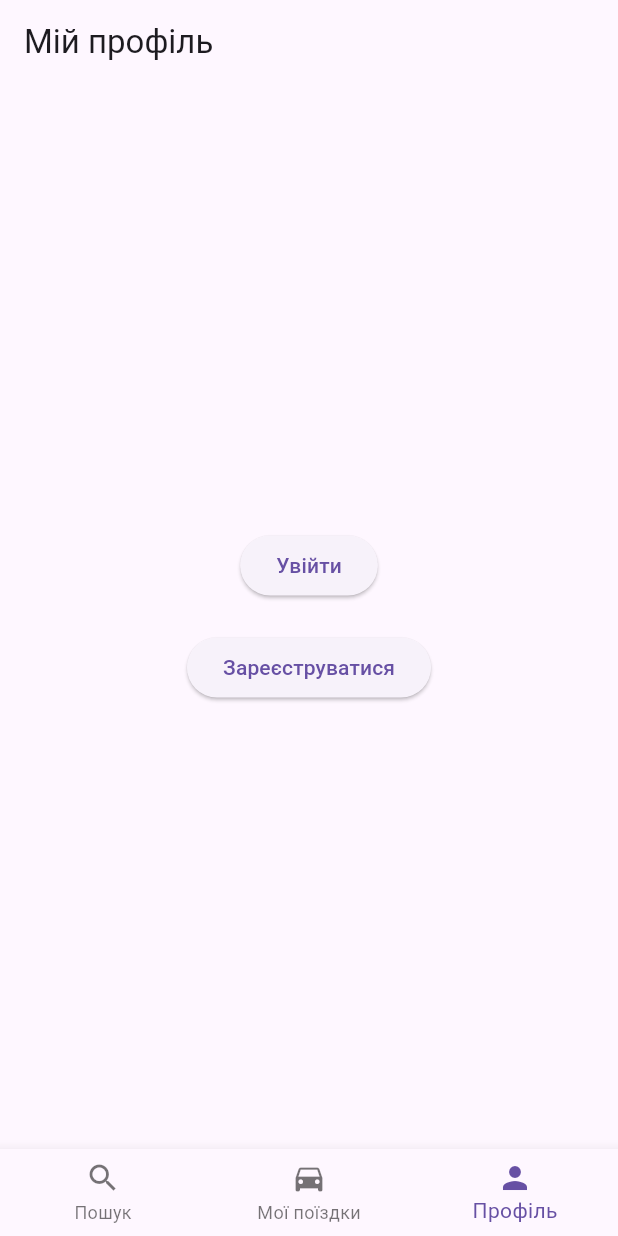
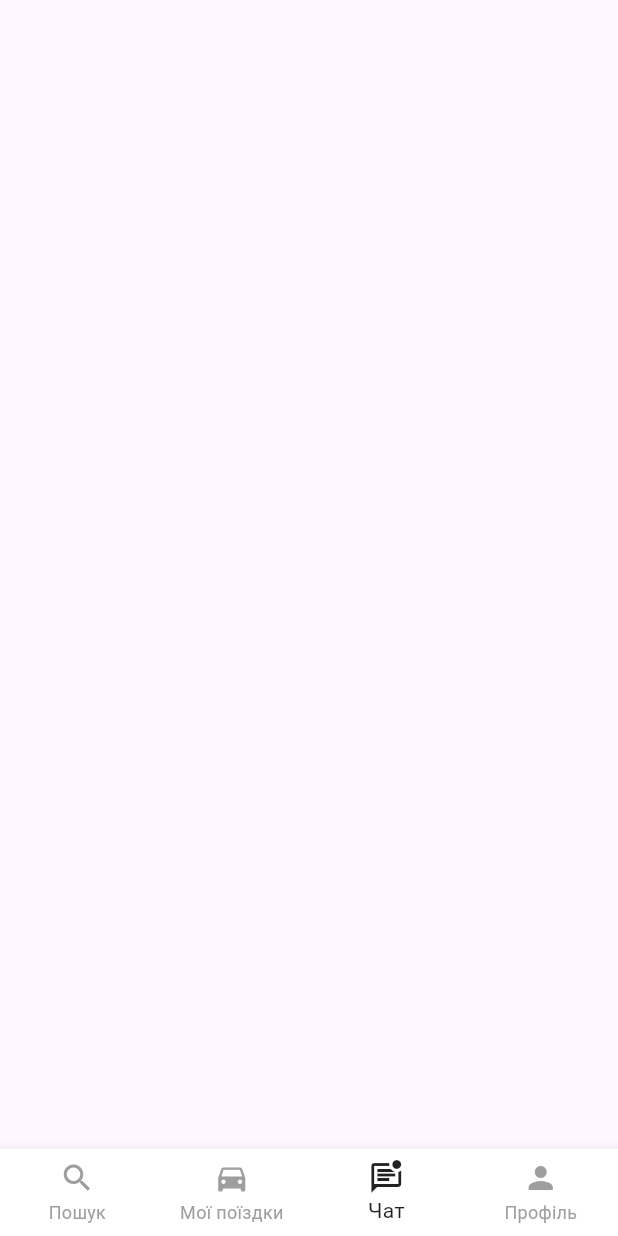
Before and after one commit to nazrchorn/PojikhalyRazom, a Flutter app: the screen it shows after launch, item 3 of the bottom bar chosen, on a phone screen of 412 x 824 dp. Run offline on Flutter 3.47's test engine with Material 3 defaults, Android fonts, the phone set to English and light mode, and no system bars; our stand-ins replace cloud_firestore, firebase_auth, firebase_core, firebase_storage, flutter_map, font_awesome_flutter and 2 more; missing offline and left inert: firebase_app_check; accounts and stored records are empty.

Commit message:
added chat button

```diff
--- a/app1/lib/screens/main_screen.dart
+++ b/app1/lib/screens/main_screen.dart
@@ -2,6 +2,7 @@ import 'package:flutter/material.dart';
 import 'search_screen.dart';
 import 'my_trips_screen.dart';
 import 'profile_screen.dart';
+import 'messanger_screen.dart';
 
 class MainScreen extends StatefulWidget {
   final int initialIndex; // новий параметр
@@ -24,8 +25,8 @@ class _MainScreenState extends State<MainScreen> {
   final List<Widget> _screens = [
     const SearchScreen(from: "", to: ""), // екран пошуку
     const MyTripsScreen(),                // екран моїх поїздок
+    const MessangerScreen(),
     const ProfileScreen(), // екран профілю
-   // const MessangerScreen(),
   ];
 
   void _onItemTapped(int index) {
@@ -39,6 +40,10 @@ class _MainScreenState extends State<MainScreen> {
     return Scaffold(
       body: _screens[_selectedIndex],
       bottomNavigationBar: BottomNavigationBar(
+        type: BottomNavigationBarType.fixed,
+        backgroundColor: Colors.white,
+        selectedItemColor: Colors.black87,
+        unselectedItemColor: Colors.grey,
         currentIndex: _selectedIndex,
         onTap: _onItemTapped,
         items: const [
@@ -51,13 +56,13 @@ class _MainScreenState extends State<MainScreen> {
             label: 'Мої поїздки',
           ),
           BottomNavigationBarItem(
+            icon: Icon(Icons.mark_unread_chat_alt_outlined),
+            label: 'Чат',
+          ),
+          BottomNavigationBarItem(
             icon: Icon(Icons.person),
             label: 'Профіль',
           ),
-         // BottomNavigationBarItem(
-         //   icon: Icon(Icons.mark_unread_chat_alt_outlined),
-          //  label: 'Чат',
-         // ),
         ],
       ),
     );
--- a/app1/lib/screens/messanger_screen.dart
+++ b/app1/lib/screens/messanger_screen.dart
@@ -1,5 +1,17 @@
 import 'package:flutter/material.dart';
-import '../models/message.dart';
-//class MessangerScreen extends StatefulWidget {
 
-//}
+class MessangerScreen extends StatefulWidget {
+  const MessangerScreen({super.key});
+
+  @override
+  State<MessangerScreen> createState() => _MessangerScreenState();
+}
+
+class _MessangerScreenState extends State<MessangerScreen> {
+  @override
+  Widget build(BuildContext context) {
+    return const Scaffold(
+      body: SizedBox.shrink(),
+    );
+  }
+}
```
